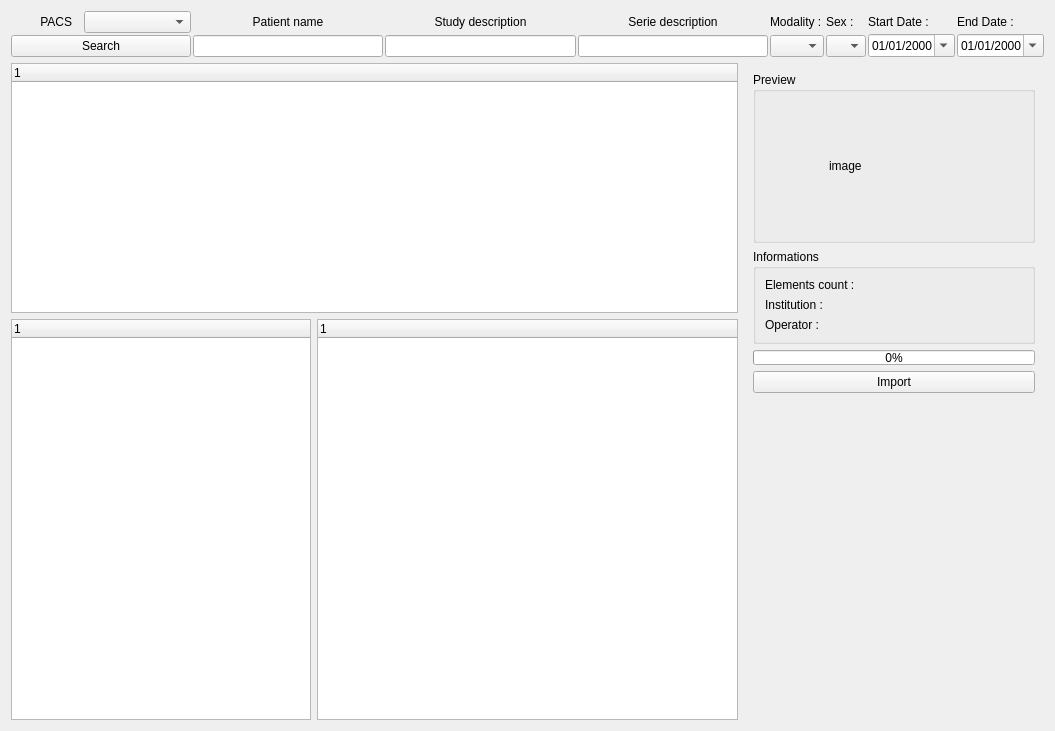
qtdcm/qtdcm, file Code/qtdcm.ui: the form before one commit.
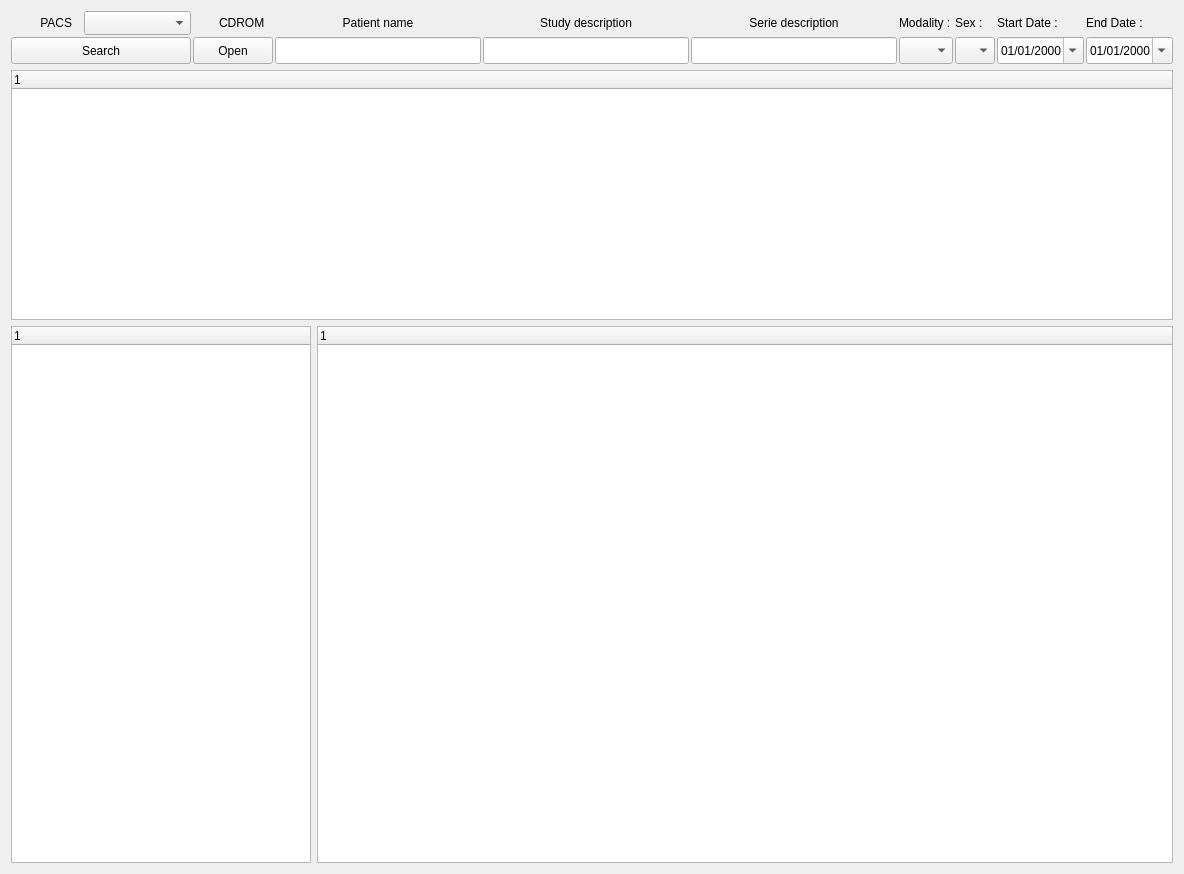
The form after the commit. Icons and pictures are not drawn.

Commit message: Fix compilation error

What changed in the file:
```diff
--- a/Code/qtdcm.ui
+++ b/Code/qtdcm.ui
@@ -6,8 +6,8 @@
    <rect>
     <x>0</x>
     <y>0</y>
-    <width>1055</width>
-    <height>731</height>
+    <width>1184</width>
+    <height>874</height>
    </rect>
   </property>
   <property name="windowTitle">
@@ -15,9 +15,6 @@
   </property>
   <layout class="QGridLayout" name="gridLayout_4">
    <item row="0" column="0">
-    <layout class="QVBoxLayout" name="verticalLayout_2"/>
-   </item>
-   <item row="1" column="1">
     <widget class="QFrame" name="frame">
      <property name="maximumSize">
       <size>
@@ -31,7 +28,7 @@
      <property name="frameShadow">
       <enum>QFrame::Raised</enum>
      </property>
-     <layout class="QGridLayout" name="gridLayout">
+     <layout class="QGridLayout" name="gridLayout" rowstretch="0">
       <property name="margin">
        <number>0</number>
       </property>
@@ -66,7 +63,7 @@
             <property name="maximumSize">
              <size>
               <width>45</width>
-              <height>16777215</height>
+              <height>24</height>
              </size>
             </property>
             <property name="text">
@@ -75,7 +72,14 @@
            </widget>
           </item>
           <item>
-           <widget class="QComboBox" name="pacsComboBox"/>
+           <widget class="QComboBox" name="pacsComboBox">
+            <property name="maximumSize">
+             <size>
+              <width>16777215</width>
+              <height>24</height>
+             </size>
+            </property>
+           </widget>
           </item>
          </layout>
         </item>
@@ -84,9 +88,18 @@
           <property name="minimumSize">
            <size>
             <width>180</width>
-            <height>0</height>
+            <height>27</height>
            </size>
           </property>
+          <property name="maximumSize">
+           <size>
+            <width>16777215</width>
+            <height>27</height>
+           </size>
+          </property>
+          <property name="focusPolicy">
+           <enum>Qt::NoFocus</enum>
+          </property>
           <property name="text">
            <string>Search</string>
           </property>
@@ -99,11 +112,92 @@
        </layout>
       </item>
       <item row="0" column="1">
+       <layout class="QVBoxLayout" name="verticalLayout_2">
+        <property name="spacing">
+         <number>2</number>
+        </property>
+        <item>
+         <layout class="QHBoxLayout" name="horizontalLayout_4">
+          <item>
+           <widget class="QLabel" name="label">
+            <property name="minimumSize">
+             <size>
+              <width>24</width>
+              <height>24</height>
+             </size>
+            </property>
+            <property name="maximumSize">
+             <size>
+              <width>24</width>
+              <height>24</height>
+             </size>
+            </property>
+            <property name="text">
+             <string/>
+            </property>
+            <property name="pixmap">
+             <pixmap resource="../Resources/qtdcm.qrc">:/Images/cdrom.svg</pixmap>
+            </property>
+            <property name="scaledContents">
+             <bool>true</bool>
+            </property>
+           </widget>
+          </item>
+          <item>
+           <widget class="QLabel" name="label_3">
+            <property name="maximumSize">
+             <size>
+              <width>16777215</width>
+              <height>24</height>
+             </size>
+            </property>
+            <property name="text">
+             <string>CDROM</string>
+            </property>
+           </widget>
+          </item>
+         </layout>
+        </item>
+        <item>
+         <widget class="QPushButton" name="cdromButton">
+          <property name="minimumSize">
+           <size>
+            <width>0</width>
+            <height>27</height>
+           </size>
+          </property>
+          <property name="maximumSize">
+           <size>
+            <width>16777215</width>
+            <height>27</height>
+           </size>
+          </property>
+          <property name="focusPolicy">
+           <enum>Qt::NoFocus</enum>
+          </property>
+          <property name="text">
+           <string>Open</string>
+          </property>
+          <property name="icon">
+           <iconset resource="../Resources/qtdcm.qrc">
+            <normaloff>:/Images/cddrive.png</normaloff>:/Images/cddrive.png</iconset>
+          </property>
+         </widget>
+        </item>
+       </layout>
+      </item>
+      <item row="0" column="2">
        <layout class="QVBoxLayout" name="verticalLayout_4">
         <item>
          <layout class="QHBoxLayout" name="horizontalLayout">
           <item>
            <widget class="QLabel" name="label_7">
+            <property name="maximumSize">
+             <size>
+              <width>16777215</width>
+              <height>24</height>
+             </size>
+            </property>
             <property name="text">
              <string>Patient name</string>
             </property>
@@ -119,19 +213,31 @@
           <property name="minimumSize">
            <size>
             <width>160</width>
-            <height>0</height>
+            <height>27</height>
+           </size>
+          </property>
+          <property name="maximumSize">
+           <size>
+            <width>16777215</width>
+            <height>27</height>
            </size>
           </property>
          </widget>
         </item>
        </layout>
       </item>
-      <item row="0" column="2">
+      <item row="0" column="3">
        <layout class="QVBoxLayout" name="verticalLayout_5">
         <item>
          <layout class="QHBoxLayout" name="horizontalLayout_2">
           <item>
            <widget class="QLabel" name="label_10">
+            <property name="maximumSize">
+             <size>
+              <width>16777215</width>
+              <height>24</height>
+             </size>
+            </property>
             <property name="text">
              <string>Study description</string>
             </property>
@@ -143,16 +249,35 @@
          </layout>
         </item>
         <item>
-         <widget class="QLineEdit" name="studyDescriptionEdit"/>
+         <widget class="QLineEdit" name="studyDescriptionEdit">
+          <property name="minimumSize">
+           <size>
+            <width>0</width>
+            <height>27</height>
+           </size>
+          </property>
+          <property name="maximumSize">
+           <size>
+            <width>16777215</width>
+            <height>27</height>
+           </size>
+          </property>
+         </widget>
         </item>
        </layout>
       </item>
-      <item row="0" column="3">
+      <item row="0" column="4">
        <layout class="QVBoxLayout" name="verticalLayout_6">
         <item>
          <layout class="QHBoxLayout" name="horizontalLayout_6">
           <item>
            <widget class="QLabel" name="label_11">
+            <property name="maximumSize">
+             <size>
+              <width>16777215</width>
+              <height>24</height>
+             </size>
+            </property>
             <property name="text">
              <string>Serie description</string>
             </property>
@@ -164,14 +289,33 @@
          </layout>
         </item>
         <item>
-         <widget class="QLineEdit" name="serieDescriptionEdit"/>
+         <widget class="QLineEdit" name="serieDescriptionEdit">
+          <property name="minimumSize">
+           <size>
+            <width>0</width>
+            <height>27</height>
+           </size>
+          </property>
+          <property name="maximumSize">
+           <size>
+            <width>16777215</width>
+            <height>27</height>
+           </size>
+          </property>
+         </widget>
         </item>
        </layout>
       </item>
-      <item row="0" column="4">
+      <item row="0" column="5">
        <layout class="QVBoxLayout" name="verticalLayout_7">
         <item>
          <widget class="QLabel" name="label_9">
+          <property name="maximumSize">
+           <size>
+            <width>16777215</width>
+            <height>24</height>
+           </size>
+          </property>
           <property name="text">
            <string>Modality :</string>
           </property>
@@ -179,6 +323,18 @@
         </item>
         <item>
          <widget class="QComboBox" name="serieModalityComboBox">
+          <property name="minimumSize">
+           <size>
+            <width>0</width>
+            <height>27</height>
+           </size>
+          </property>
+          <property name="maximumSize">
+           <size>
+            <width>16777215</width>
+            <height>27</height>
+           </size>
+          </property>
           <item>
            <property name="text">
             <string/>
@@ -203,10 +359,16 @@
         </item>
        </layout>
       </item>
-      <item row="0" column="5">
+      <item row="0" column="6">
        <layout class="QVBoxLayout" name="verticalLayout_8">
         <item>
          <widget class="QLabel" name="label_8">
+          <property name="maximumSize">
+           <size>
+            <width>16777215</width>
+            <height>24</height>
+           </size>
+          </property>
           <property name="text">
            <string>Sex :</string>
           </property>
@@ -214,10 +376,16 @@
         </item>
         <item>
          <widget class="QComboBox" name="patientSexComboBox">
+          <property name="minimumSize">
+           <size>
+            <width>0</width>
+            <height>27</height>
+           </size>
+          </property>
           <property name="maximumSize">
            <size>
             <width>50</width>
-            <height>16777215</height>
+            <height>27</height>
            </size>
           </property>
           <item>
@@ -239,10 +407,16 @@
         </item>
        </layout>
       </item>
-      <item row="0" column="6">
+      <item row="0" column="7">
        <layout class="QVBoxLayout" name="verticalLayout_9">
         <item>
          <widget class="QLabel" name="label_12">
+          <property name="maximumSize">
+           <size>
+            <width>16777215</width>
+            <height>24</height>
+           </size>
+          </property>
           <property name="text">
            <string>Start Date :</string>
           </property>
@@ -250,6 +424,18 @@
         </item>
         <item>
          <widget class="QDateEdit" name="startDateEdit">
+          <property name="minimumSize">
+           <size>
+            <width>0</width>
+            <height>27</height>
+           </size>
+          </property>
+          <property name="maximumSize">
+           <size>
+            <width>16777215</width>
+            <height>27</height>
+           </size>
+          </property>
           <property name="dateTime">
            <datetime>
             <hour>0</hour>
@@ -277,10 +463,16 @@
         </item>
        </layout>
       </item>
-      <item row="0" column="7">
+      <item row="0" column="8">
        <layout class="QVBoxLayout" name="verticalLayout_10">
         <item>
          <widget class="QLabel" name="label_13">
+          <property name="maximumSize">
+           <size>
+            <width>16777215</width>
+            <height>24</height>
+           </size>
+          </property>
           <property name="text">
            <string>End Date :</string>
           </property>
@@ -288,6 +480,18 @@
         </item>
         <item>
          <widget class="QDateEdit" name="endDateEdit">
+          <property name="minimumSize">
+           <size>
+            <width>0</width>
+            <height>27</height>
+           </size>
+          </property>
+          <property name="maximumSize">
+           <size>
+            <width>16777215</width>
+            <height>27</height>
+           </size>
+          </property>
           <property name="displayFormat">
            <string>dd/MM/yyyy</string>
           </property>
@@ -301,11 +505,7 @@
      </layout>
     </widget>
    </item>
-   <item row="2" column="1">
-    <layout class="QHBoxLayout" name="horizontalLayout_9">
-     <item>
-      <layout class="QVBoxLayout" name="verticalLayout_11">
-       <item>
+   <item row="1" column="0">
         <widget class="QFrame" name="frame_2">
          <property name="maximumSize">
           <size>
@@ -324,7 +524,7 @@
            <number>0</number>
           </property>
           <property name="spacing">
-           <number>0</number>
+       <number>2</number>
           </property>
           <item row="0" column="0">
            <widget class="QTreeWidget" name="treeWidgetPatients">
@@ -360,7 +560,7 @@
          </layout>
         </widget>
        </item>
-       <item>
+   <item row="2" column="0">
         <layout class="QHBoxLayout" name="horizontalLayout_3">
          <item>
           <widget class="QTreeWidget" name="treeWidgetStudies">
@@ -412,203 +612,6 @@
         </layout>
        </item>
       </layout>
-     </item>
-     <item>
-      <widget class="QFrame" name="detailsFrame">
-       <property name="minimumSize">
-        <size>
-         <width>300</width>
-         <height>0</height>
-        </size>
-       </property>
-       <property name="maximumSize">
-        <size>
-         <width>300</width>
-         <height>16777215</height>
-        </size>
-       </property>
-       <property name="frameShape">
-        <enum>QFrame::NoFrame</enum>
-       </property>
-       <property name="frameShadow">
-        <enum>QFrame::Raised</enum>
-       </property>
-       <layout class="QGridLayout" name="gridLayout_5">
-        <item row="0" column="0">
-         <widget class="QGroupBox" name="previewGroupBox">
-          <property name="maximumSize">
-           <size>
-            <width>300</width>
-            <height>16777215</height>
-           </size>
-          </property>
-          <property name="title">
-           <string>Preview</string>
-          </property>
-          <layout class="QGridLayout" name="gridLayout_6">
-           <item row="0" column="0">
-            <widget class="QLabel" name="imageLabel">
-             <property name="minimumSize">
-              <size>
-               <width>130</width>
-               <height>130</height>
-              </size>
-             </property>
-             <property name="maximumSize">
-              <size>
-               <width>130</width>
-               <height>130</height>
-              </size>
-             </property>
-             <property name="text">
-              <string>image</string>
-             </property>
-            </widget>
-           </item>
-          </layout>
-         </widget>
-        </item>
-        <item row="1" column="0">
-         <widget class="QGroupBox" name="infosGroupBox">
-          <property name="sizePolicy">
-           <sizepolicy hsizetype="Minimum" vsizetype="Minimum">
-            <horstretch>0</horstretch>
-            <verstretch>0</verstretch>
-           </sizepolicy>
-          </property>
-          <property name="minimumSize">
-           <size>
-            <width>200</width>
-            <height>0</height>
-           </size>
-          </property>
-          <property name="maximumSize">
-           <size>
-            <width>300</width>
-            <height>16777215</height>
-           </size>
-          </property>
-          <property name="title">
-           <string>Informations</string>
-          </property>
-          <layout class="QGridLayout" name="gridLayout_3">
-           <item row="0" column="0">
-            <layout class="QHBoxLayout" name="horizontalLayout_4">
-             <item>
-              <widget class="QLabel" name="label">
-               <property name="text">
-                <string>Elements count :</string>
-               </property>
-              </widget>
-             </item>
-             <item>
-              <widget class="QLabel" name="elementCountLabel">
-               <property name="text">
-                <string/>
-               </property>
-              </widget>
-             </item>
-            </layout>
-           </item>
-           <item row="1" column="0">
-            <layout class="QHBoxLayout" name="horizontalLayout_5">
-             <item>
-              <widget class="QLabel" name="label_3">
-               <property name="text">
-                <string>Institution :</string>
-               </property>
-              </widget>
-             </item>
-             <item>
-              <widget class="QLabel" name="institutionLabel">
-               <property name="text">
-                <string/>
-               </property>
-              </widget>
-             </item>
-            </layout>
-           </item>
-           <item row="2" column="0">
-            <layout class="QHBoxLayout" name="horizontalLayout_7">
-             <item>
-              <widget class="QLabel" name="label_5">
-               <property name="text">
-                <string>Operator :</string>
-               </property>
-              </widget>
-             </item>
-             <item>
-              <widget class="QLabel" name="operatorLabel">
-               <property name="text">
-                <string/>
-               </property>
-              </widget>
-             </item>
-            </layout>
-           </item>
-          </layout>
-         </widget>
-        </item>
-        <item row="3" column="0">
-         <widget class="QPushButton" name="importButton">
-          <property name="maximumSize">
-           <size>
-            <width>300</width>
-            <height>16777215</height>
-           </size>
-          </property>
-          <property name="text">
-           <string>Import</string>
-          </property>
-          <property name="icon">
-           <iconset resource="../Resources/qtdcm.qrc">
-            <normaloff>:/Images/save.svg</normaloff>:/Images/save.svg</iconset>
-          </property>
-         </widget>
-        </item>
-        <item row="2" column="0">
-         <widget class="QProgressBar" name="importProgressBar">
-          <property name="maximumSize">
-           <size>
-            <width>300</width>
-            <height>15</height>
-           </size>
-          </property>
-          <property name="value">
-           <number>0</number>
-          </property>
-         </widget>
-        </item>
-        <item row="4" column="0">
-         <spacer name="verticalSpacer_2">
-          <property name="orientation">
-           <enum>Qt::Vertical</enum>
-          </property>
-          <property name="sizeHint" stdset="0">
-           <size>
-            <width>20</width>
-            <height>40</height>
-           </size>
-          </property>
-         </spacer>
-        </item>
-       </layout>
-      </widget>
-     </item>
-    </layout>
-   </item>
-  </layout>
-  <widget class="QWidget" name="">
-   <property name="geometry">
-    <rect>
-     <x>0</x>
-     <y>0</y>
-     <width>2</width>
-     <height>2</height>
-    </rect>
-   </property>
-   <layout class="QVBoxLayout" name="verticalLayout_3"/>
-  </widget>
  </widget>
  <resources>
   <include location="../Resources/qtdcm.qrc"/>
```
Left out of the diff: 4 changed lines with no effect on the pictures. Lines whose indentation alone changed are shown as unchanged. The commit also changes 1 other file.
